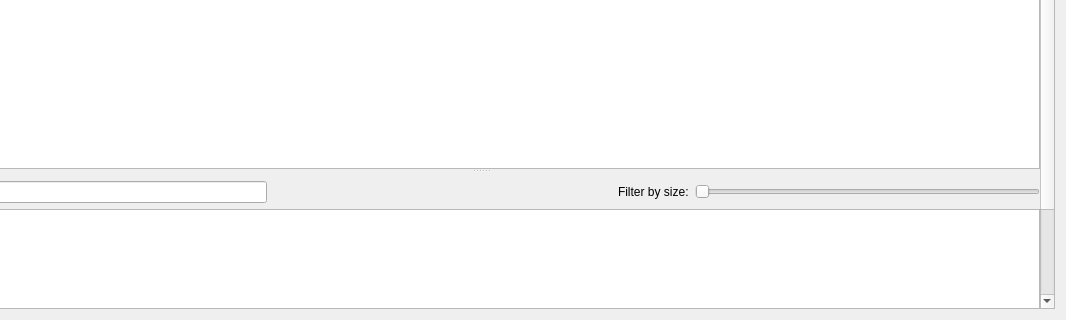
GPUOpen-Tools/radeon_memory_visualizer, file source/frontend/views/snapshot/allocation_explorer_pane.ui: the form before one commit; both pictures show x 90 to 1156 and y 496 to 816 of the 1156 by 816 pixel window.
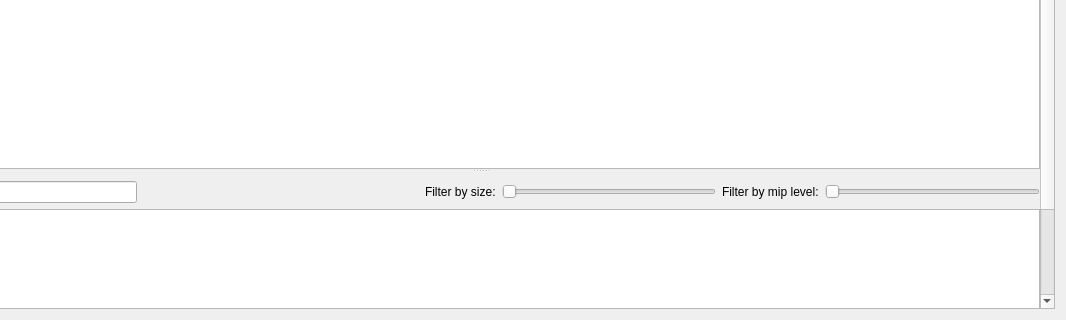
The form after the commit. The open tabs and pages were chosen to show the change. Icons and pictures are not drawn. Custom widgets are drawn as their Qt base class.

```diff
--- a/source/frontend/views/snapshot/allocation_explorer_pane.ui
+++ b/source/frontend/views/snapshot/allocation_explorer_pane.ui
@@ -450,6 +450,29 @@
                         </property>
                        </widget>
                       </item>
+                      <item>
+                       <widget class="ScaledLabel" name="resource_mip_label_">
+                        <property name="sizePolicy">
+                         <sizepolicy hsizetype="Minimum" vsizetype="Fixed">
+                          <horstretch>0</horstretch>
+                          <verstretch>0</verstretch>
+                         </sizepolicy>
+                        </property>
+                        <property name="text">
+                         <string>Filter by mip level:</string>
+                        </property>
+                       </widget>
+                      </item>
+                      <item>
+                       <widget class="RmvRangeSlider" name="mip_slider_">
+                        <property name="orientation">
+                         <enum>Qt::Horizontal</enum>
+                        </property>
+                        <property name="SliderType">
+                         <enum>RmvSliderType::MipLevel</enum>
+                        </property>
+                       </widget>
+                      </item>
                      </layout>
                     </widget>
                    </item>
```
